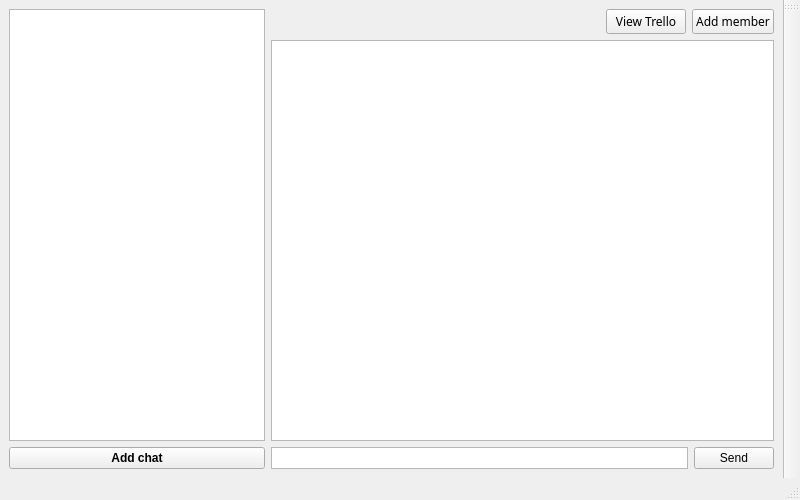
Qt form client/mainwindow.ui (khram2003/BPKproject) before a commit.
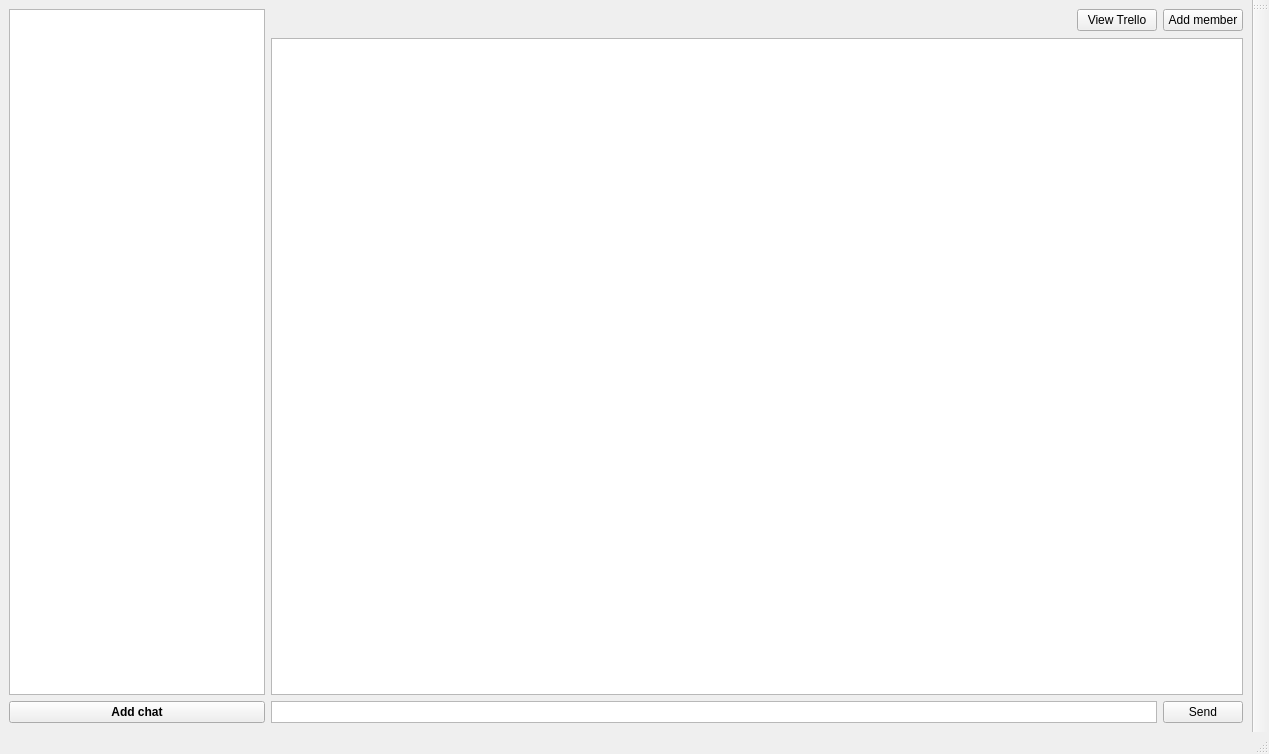
The same form after that commit.

```diff
--- a/client/mainwindow.ui
+++ b/client/mainwindow.ui
@@ -6,8 +6,8 @@
    <rect>
     <x>0</x>
     <y>0</y>
-    <width>800</width>
-    <height>500</height>
+    <width>1269</width>
+    <height>754</height>
    </rect>
   </property>
   <property name="windowTitle">
@@ -37,7 +37,6 @@
        <widget class="QPushButton" name="AddChatButton">
         <property name="font">
          <font>
-          <family>Microsoft JhengHei UI</family>
           <bold>true</bold>
          </font>
         </property>
@@ -80,7 +79,6 @@
           </property>
           <property name="font">
            <font>
-            <family>Microsoft JhengHei</family>
             <bold>false</bold>
            </font>
           </property>
@@ -99,7 +97,6 @@
           </property>
           <property name="font">
            <font>
-            <family>Microsoft JhengHei</family>
             <bold>false</bold>
            </font>
           </property>
```
Left out of the diff: 20 changed lines with no effect on the pictures.
